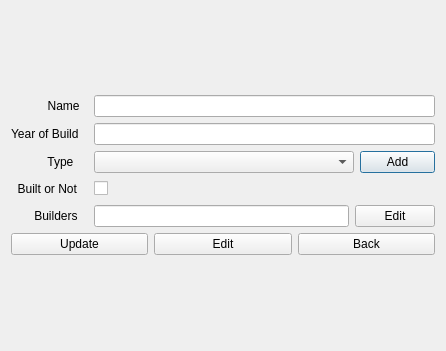
First picture: the form in verklegt_vika_3/verklegt_GUI/UI/editcomputerdialog.ui, repository vilhjalmur12/verklegt_1, before the edit.
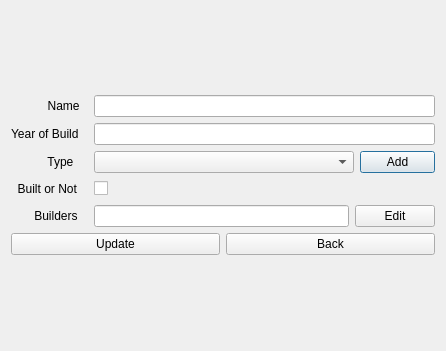
Second picture: the form after the edit.

The edit to the form file:
```diff
--- a/verklegt_vika_3/verklegt_GUI/UI/editcomputerdialog.ui
+++ b/verklegt_vika_3/verklegt_GUI/UI/editcomputerdialog.ui
@@ -214,13 +214,6 @@
          </property>
         </widget>
        </item>
-       <item>
-        <widget class="QPushButton" name="pushButton_edit_relations">
-         <property name="text">
-          <string>Edit</string>
-         </property>
-        </widget>
-       </item>
        <item>
         <widget class="QPushButton" name="pushButton_back">
          <property name="text">
```
